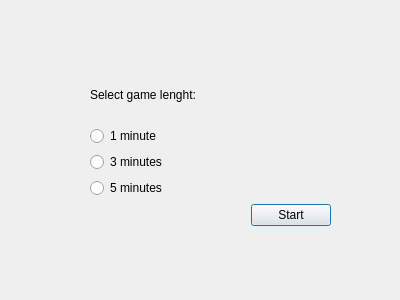
kyllik/nysse, file Game/openingdialog.ui: the form before one commit.
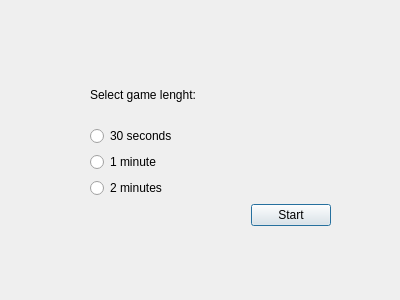
The form after the commit.

The edit to the form file:
```diff
--- a/Game/openingdialog.ui
+++ b/Game/openingdialog.ui
@@ -33,7 +33,14 @@
        </widget>
       </item>
       <item>
-       <widget class="QRadioButton" name="radioButton1">
+       <widget class="QRadioButton" name="radioButton30s">
+        <property name="text">
+         <string>30 seconds</string>
+        </property>
+       </widget>
+      </item>
+      <item>
+       <widget class="QRadioButton" name="radioButton2min">
         <property name="text">
          <string>1 minute</string>
         </property>
@@ -42,14 +49,7 @@
       <item>
        <widget class="QRadioButton" name="radioButton5">
         <property name="text">
-         <string>3 minutes</string>
-        </property>
-       </widget>
-      </item>
-      <item>
-       <widget class="QRadioButton" name="radioButton3">
-        <property name="text">
-         <string>5 minutes</string>
+         <string>2 minutes</string>
         </property>
        </widget>
       </item>
```
Left out of the diff: 2 changed lines with no effect on the pictures.
